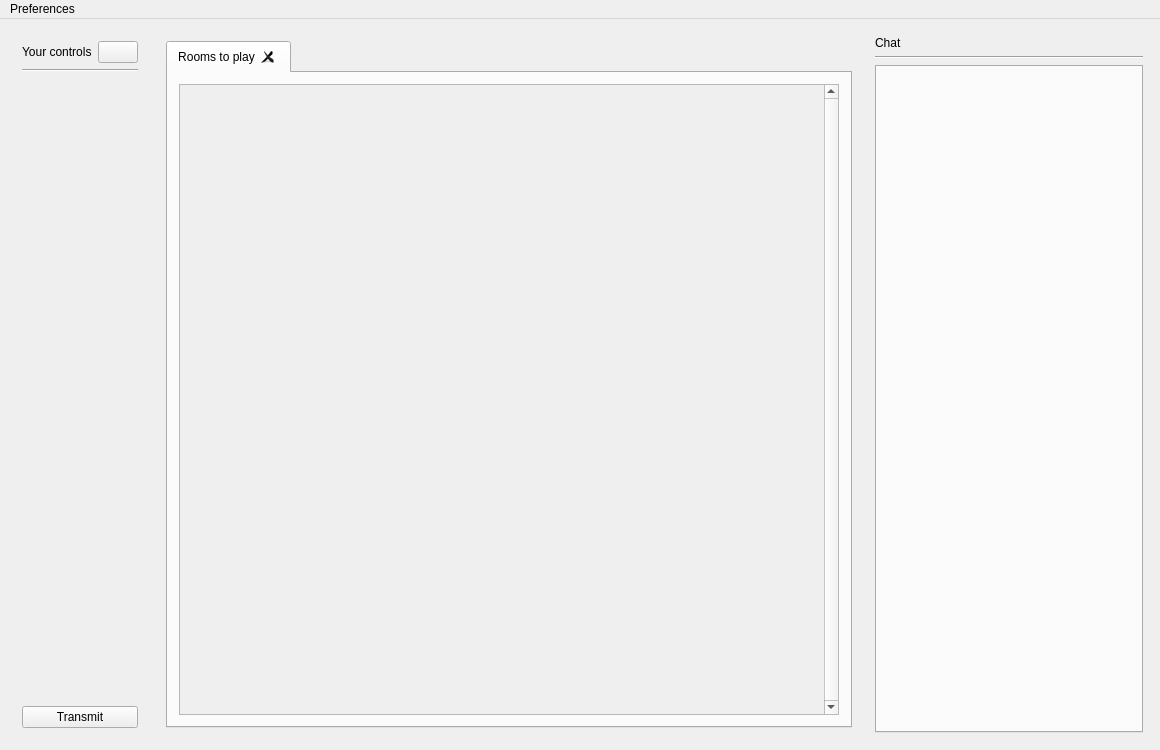
elieserdejesus/JamTaba, file src/jamtaba/gui/mainframe.ui: the form before one commit.
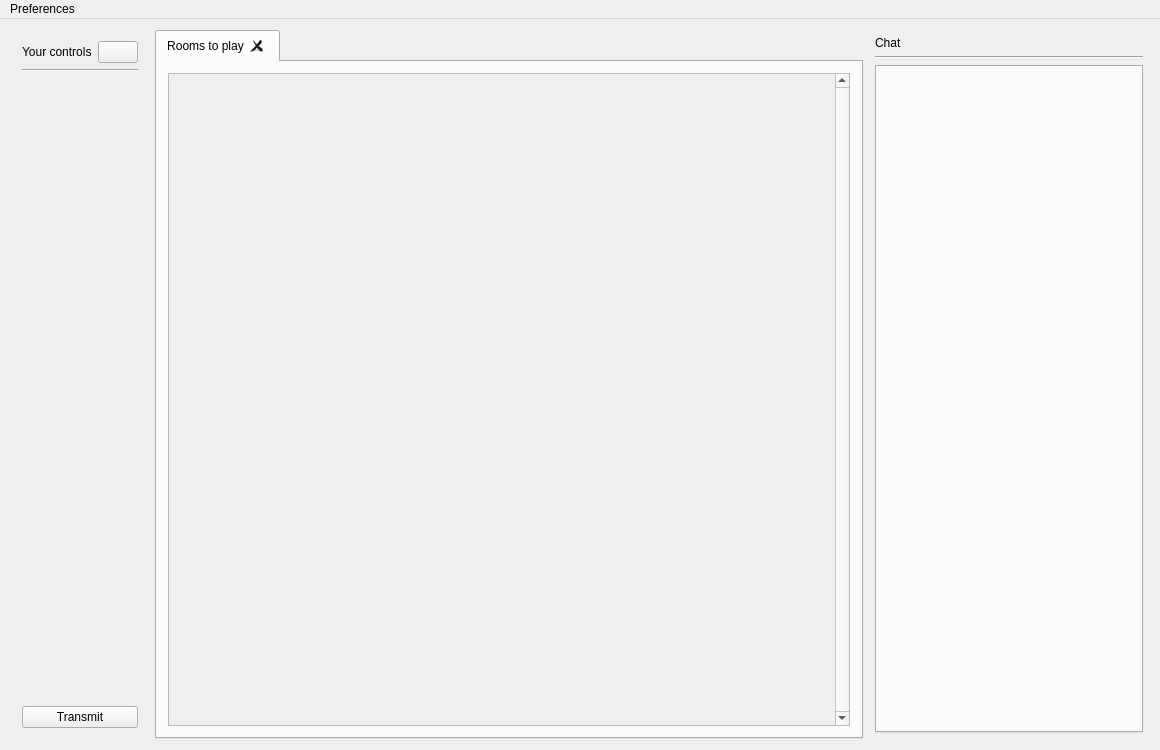
The form after the commit.

Diff of the .ui file:
```diff
--- a/src/jamtaba/gui/mainframe.ui
+++ b/src/jamtaba/gui/mainframe.ui
@@ -118,6 +118,21 @@
     <item>
      <widget class="QWidget" name="contentPanel" native="true">
       <layout class="QVBoxLayout" name="verticalLayout_3">
+       <property name="spacing">
+        <number>0</number>
+       </property>
+       <property name="leftMargin">
+        <number>0</number>
+       </property>
+       <property name="topMargin">
+        <number>0</number>
+       </property>
+       <property name="rightMargin">
+        <number>0</number>
+       </property>
+       <property name="bottomMargin">
+        <number>0</number>
+       </property>
        <item>
         <widget class="QTabWidget" name="tabWidget">
          <property name="tabPosition">
@@ -162,8 +177,8 @@
                <rect>
                 <x>0</x>
                 <y>0</y>
-                <width>670</width>
-                <height>644</height>
+                <width>688</width>
+                <height>662</height>
                </rect>
               </property>
               <layout class="QVBoxLayout" name="verticalLayout_6">
```
